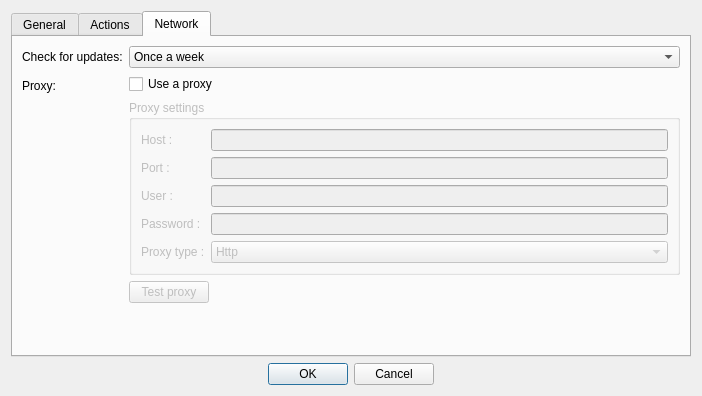
Old version of the form gui/settingsdialog.ui in the repository Jmgr/actiona.
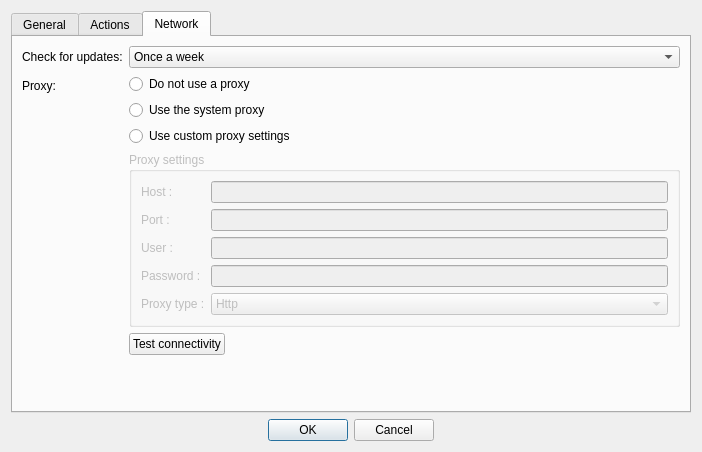
New version of the form. The open tabs and pages were chosen to show the change. Icons and pictures are not drawn. Custom widgets are drawn as their Qt base class.

Commit message: Proxy - added an option to use the system proxy

```diff
--- a/gui/settingsdialog.ui
+++ b/gui/settingsdialog.ui
@@ -7,7 +7,7 @@
     <x>0</x>
     <y>0</y>
     <width>702</width>
-    <height>396</height>
+    <height>452</height>
    </rect>
   </property>
   <property name="windowTitle">
@@ -381,9 +381,23 @@
        <item row="1" column="1">
         <layout class="QVBoxLayout" name="verticalLayout">
          <item>
-          <widget class="QCheckBox" name="useAProxy">
+          <widget class="QRadioButton" name="noProxyRadioButton">
            <property name="text">
-            <string>Use a proxy</string>
+            <string>Do not use a proxy</string>
+           </property>
+          </widget>
+         </item>
+         <item>
+          <widget class="QRadioButton" name="systemProxyRadioButton">
+           <property name="text">
+            <string>Use the system proxy</string>
+           </property>
+          </widget>
+         </item>
+         <item>
+          <widget class="QRadioButton" name="customProxyRadioButton">
+           <property name="text">
+            <string>Use custom proxy settings</string>
            </property>
           </widget>
          </item>
@@ -465,10 +479,10 @@
            <item>
             <widget class="QPushButton" name="testProxy">
              <property name="enabled">
-              <bool>false</bool>
+              <bool>true</bool>
              </property>
              <property name="text">
-              <string>Test proxy</string>
+              <string>Test connectivity</string>
              </property>
             </widget>
            </item>
```
Left out of the diff: 36 changed lines with no effect on the pictures. The commit also changes 5 other files.
